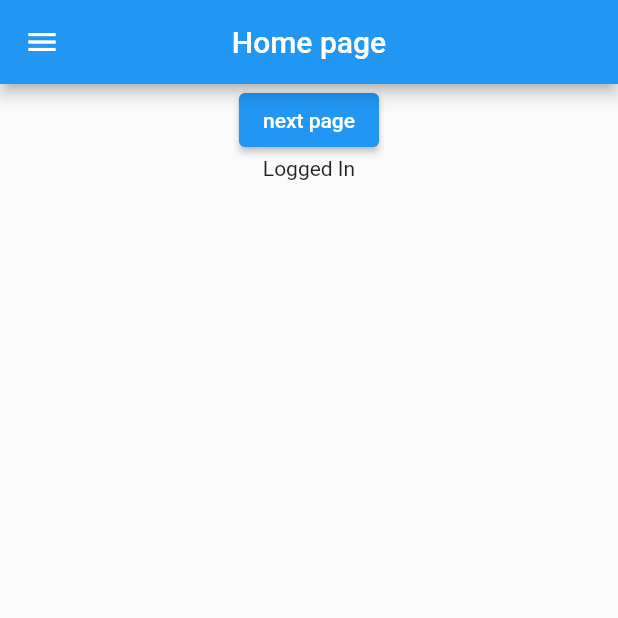
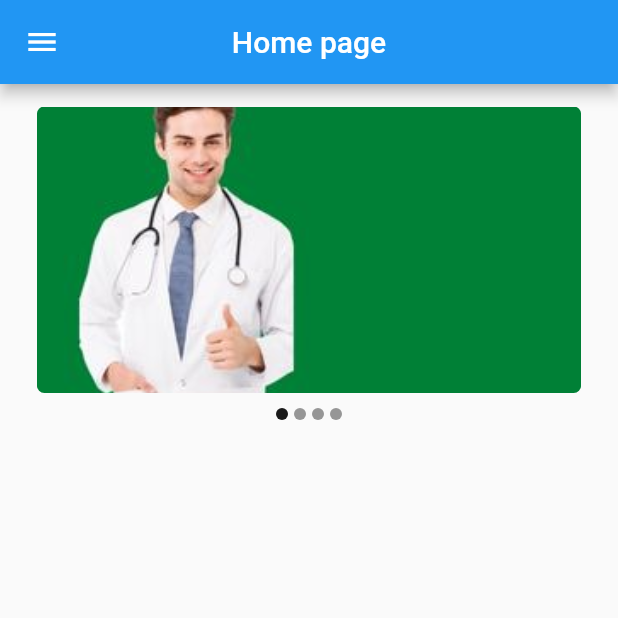
Before and after one commit to majharul-islam181/Text-to-Mental-Health-Detection-using-ML-, a Flutter app: the HomeScreen screen opened directly, on a phone screen of 412 x 824 dp, the top half of it. Run offline on Flutter 3.47's test engine with Material 2 defaults, Android fonts, the phone set to English and light mode, and no system bars; drawn by our look-alikes of carousel_slider; our stand-ins replace cloud_firestore, firebase_auth, firebase_core, firebase_storage, flutter_svg, get and 3 more; missing offline and left inert: fl_country_code_picker; accounts and stored records are empty.

Commit message:
carousel

```diff
--- /dev/null
+++ b/lib/views/carousel.dart
@@ -0,0 +1,69 @@
+import 'package:carousel_slider/carousel_slider.dart';
+import 'package:flutter/material.dart';
+
+List<String> imgList = [
+  'assets/d1.jpg',
+  'assets/Hey (2).png',
+  'assets/Hey (3).png',
+  'assets/Hey (4).png',
+];
+final List<Widget> imgSlider = imgList
+    .map((e) => Container(
+          child: ClipRRect(
+              borderRadius: BorderRadius.circular(5),
+              child: Image.asset(
+                e,
+                fit: BoxFit.cover,
+                width: double.infinity,
+              )),
+        ))
+    .toList();
+
+class Carousel extends StatefulWidget {
+  const Carousel({super.key});
+
+  @override
+  State<Carousel> createState() => _CarouselState();
+}
+
+class _CarouselState extends State<Carousel> {
+  int _currentIndex = 0;
+  @override
+  Widget build(BuildContext context) {
+    return Container(
+      child: Column(
+        children: [
+          CarouselSlider(
+            items: imgSlider,
+            options: CarouselOptions(
+                viewportFraction: 0.95,
+                autoPlay: true,
+                enlargeCenterPage: true,
+                aspectRatio: 2.0,
+                onPageChanged: ((index, reason) {
+                  setState(() {
+                    _currentIndex = index;
+                  });
+                })),
+          ),
+          Row(
+            mainAxisAlignment: MainAxisAlignment.center,
+            children: imgList.map((e) {
+              int index = imgList.indexOf(e);
+              return Container(
+                width: 8,
+                height: 8,
+                margin: EdgeInsets.symmetric(vertical: 10, horizontal: 2),
+                decoration: BoxDecoration(
+                    shape: BoxShape.circle,
+                    color: _currentIndex == index
+                        ? Color.fromRGBO(0, 0, 0, 0.9)
+                        : Color.fromRGBO(0, 0, 0, .4)),
+              );
+            }).toList(),
+          ),
+        ],
+      ),
+    );
+  }
+}
--- a/lib/views/home_screen.dart
+++ b/lib/views/home_screen.dart
@@ -5,6 +5,7 @@ import 'package:flutter/src/widgets/container.dart';
 import 'package:flutter/src/widgets/framework.dart';
 import 'package:get/get.dart';
 import 'package:google_fonts/google_fonts.dart';
+import 'package:mental/views/carousel.dart';
 import 'package:mental/views/my_profile.dart';
 
 import '../controller/auth_controller.dart';
@@ -36,18 +37,18 @@ class _HomeScreenState extends State<HomeScreen> {
         centerTitle: true,
       ),
       body: Container(
+
         alignment: Alignment.center,
         child: Column(
+
           children: [
-            ElevatedButton(
-                onPressed: () {
 
-                  Get.snackbar('tabbe', 'buutton pressed');
 
-                },
 
-                child: Text('next page')),
-            Text('Logged In'),
+            Padding(
+              padding: const EdgeInsets.all(15.0),
+              child: Carousel(),
+            )
 
 
 
@@ -56,6 +57,9 @@ class _HomeScreenState extends State<HomeScreen> {
       ),
     );
   }
+
+
+
 
   buildDrawer() {
     return Drawer(
--- a/pubspec.yaml
+++ b/pubspec.yaml
@@ -47,6 +47,7 @@ dependencies:
   cloud_firestore: ^4.2.0
   image_picker: ^0.8.6
   firebase_storage: ^11.0.7
+  carousel_slider: ^4.2.0
 
 
 dev_dependencies:
```
Also changed, not shown: assets/Hey (1).png (added), assets/Hey (2).png (added), assets/Hey (3).png (added), assets/Hey (4).png (added), assets/d1.jpg (added), assets/d2.jpg (added), assets/d3.jpg (added), assets/d4.jpg (added), pubspec.lock.
